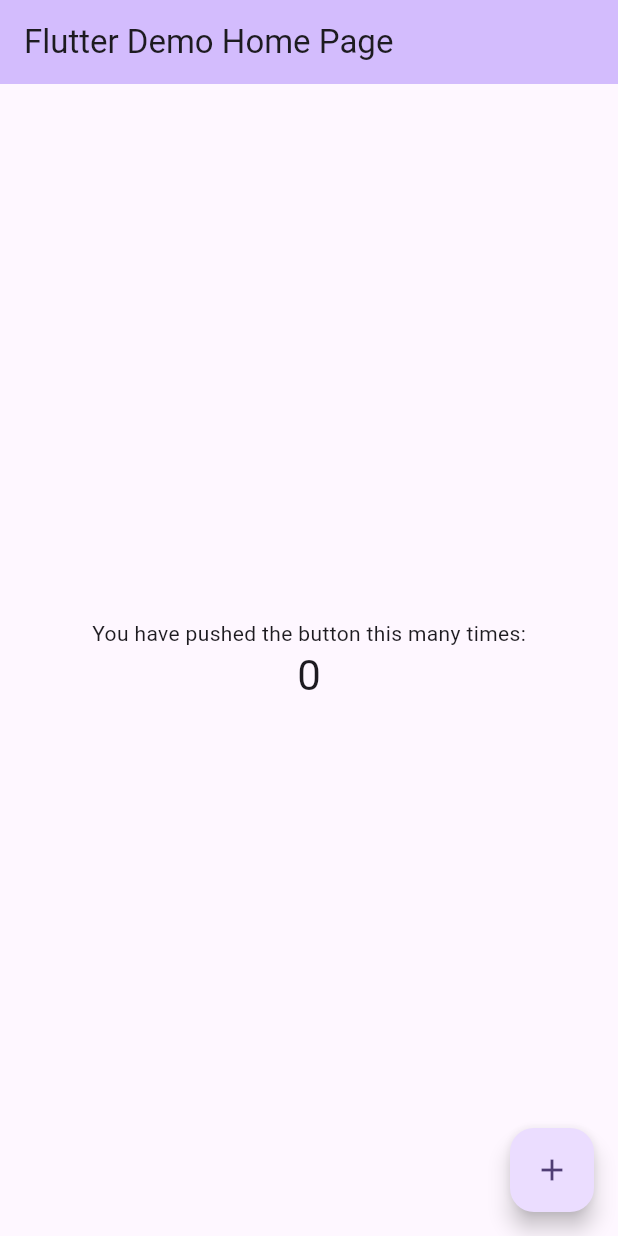
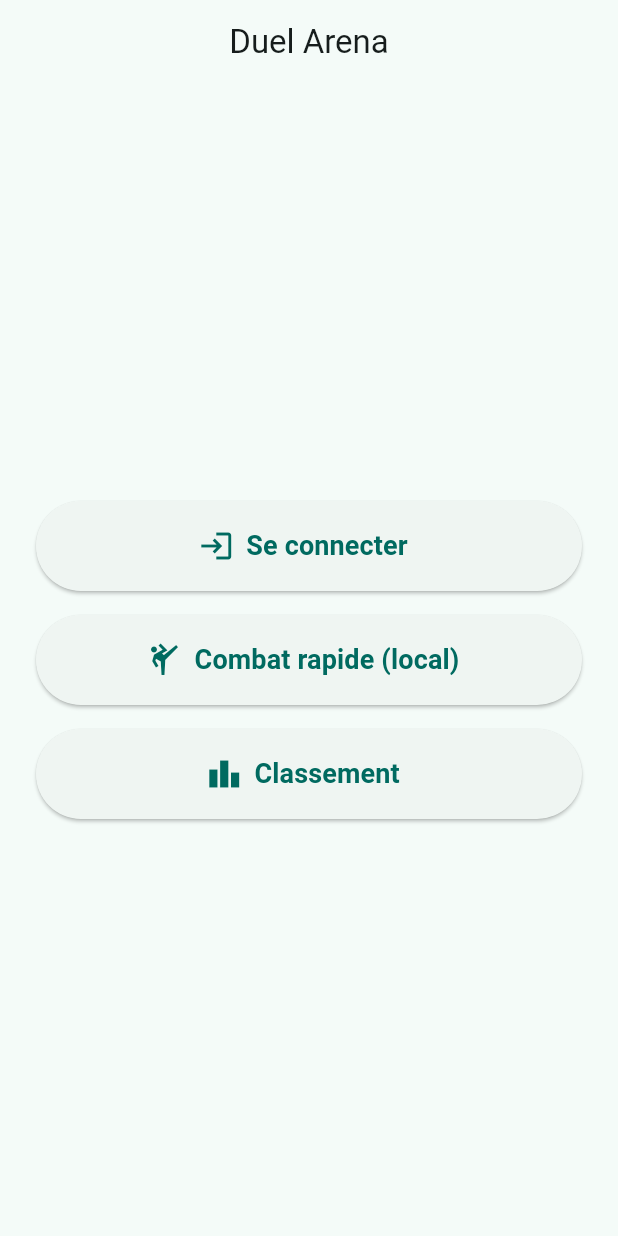
Before and after one commit to tikev1566/projet_cell_k_a, a Flutter app: the screen it shows after launch, on a phone screen of 412 x 824 dp. Run offline on Flutter 3.47's test engine with Material 3 defaults, Android fonts, the phone set to English and light mode, and no system bars.

Commit message:
Add initial Duel Arena home screen

```diff
--- a/lib/main.dart
+++ b/lib/main.dart
@@ -1,122 +1,22 @@
 import 'package:flutter/material.dart';
+import 'screens/home_screen.dart';
 
 void main() {
-  runApp(const MyApp());
+  runApp(const DuelArenaApp());
 }
 
-class MyApp extends StatelessWidget {
-  const MyApp({super.key});
+class DuelArenaApp extends StatelessWidget {
+  const DuelArenaApp({super.key});
 
-  // This widget is the root of your application.
   @override
   Widget build(BuildContext context) {
     return MaterialApp(
-      title: 'Flutter Demo',
+      title: 'Duel Arena',
       theme: ThemeData(
-        // This is the theme of your application.
-        //
-        // TRY THIS: Try running your application with "flutter run". You'll see
-        // the application has a purple toolbar. Then, without quitting the app,
-        // try changing the seedColor in the colorScheme below to Colors.green
-        // and then invoke "hot reload" (save your changes or press the "hot
-        // reload" button in a Flutter-supported IDE, or press "r" if you used
-        // the command line to start the app).
-        //
-        // Notice that the counter didn't reset back to zero; the application
-        // state is not lost during the reload. To reset the state, use hot
-        // restart instead.
-        //
-        // This works for code too, not just values: Most code changes can be
-        // tested with just a hot reload.
-        colorScheme: .fromSeed(seedColor: Colors.deepPurple),
+        colorScheme: ColorScheme.fromSeed(seedColor: Colors.teal),
+        useMaterial3: true,
       ),
-      home: const MyHomePage(title: 'Flutter Demo Home Page'),
+      home: const HomeScreen(),
     );
   }
 }
-
-class MyHomePage extends StatefulWidget {
-  const MyHomePage({super.key, required this.title});
-
-  // This widget is the home page of your application. It is stateful, meaning
-  // that it has a State object (defined below) that contains fields that affect
-  // how it looks.
-
-  // This class is the configuration for the state. It holds the values (in this
-  // case the title) provided by the parent (in this case the App widget) and
-  // used by the build method of the State. Fields in a Widget subclass are
-  // always marked "final".
-
-  final String title;
-
-  @override
-  State<MyHomePage> createState() => _MyHomePageState();
-}
-
-class _MyHomePageState extends State<MyHomePage> {
-  int _counter = 0;
-
-  void _incrementCounter() {
-    setState(() {
-      // This call to setState tells the Flutter framework that something has
-      // changed in this State, which causes it to rerun the build method below
-      // so that the display can reflect the updated values. If we changed
-      // _counter without calling setState(), then the build method would not be
-      // called again, and so nothing would appear to happen.
-      _counter++;
-    });
-  }
-
-  @override
-  Widget build(BuildContext context) {
-    // This method is rerun every time setState is called, for instance as done
-    // by the _incrementCounter method above.
-    //
-    // The Flutter framework has been optimized to make rerunning build methods
-    // fast, so that you can just rebuild anything that needs updating rather
-    // than having to individually change instances of widgets.
-    return Scaffold(
-      appBar: AppBar(
-        // TRY THIS: Try changing the color here to a specific color (to
-        // Colors.amber, perhaps?) and trigger a hot reload to see the AppBar
-        // change color while the other colors stay the same.
-        backgroundColor: Theme.of(context).colorScheme.inversePrimary,
-        // Here we take the value from the MyHomePage object that was created by
-        // the App.build method, and use it to set our appbar title.
-        title: Text(widget.title),
-      ),
-      body: Center(
-        // Center is a layout widget. It takes a single child and positions it
-        // in the middle of the parent.
-        child: Column(
-          // Column is also a layout widget. It takes a list of children and
-          // arranges them vertically. By default, it sizes itself to fit its
-          // children horizontally, and tries to be as tall as its parent.
-          //
-          // Column has various properties to control how it sizes itself and
-          // how it positions its children. Here we use mainAxisAlignment to
-          // center the children vertically; the main axis here is the vertical
-          // axis because Columns are vertical (the cross axis would be
-          // horizontal).
-          //
-          // TRY THIS: Invoke "debug painting" (choose the "Toggle Debug Paint"
-          // action in the IDE, or press "p" in the console), to see the
-          // wireframe for each widget.
-          mainAxisAlignment: .center,
-          children: [
-            const Text('You have pushed the button this many times:'),
-            Text(
-              '$_counter',
-              style: Theme.of(context).textTheme.headlineMedium,
-            ),
-          ],
-        ),
-      ),
-      floatingActionButton: FloatingActionButton(
-        onPressed: _incrementCounter,
-        tooltip: 'Increment',
-        child: const Icon(Icons.add),
-      ),
-    );
-  }
-}
--- /dev/null
+++ b/lib/screens/home_screen.dart
@@ -0,0 +1,71 @@
+import 'package:flutter/material.dart';
+
+class HomeScreen extends StatelessWidget {
+  const HomeScreen({super.key});
+
+  void _showNotImplemented(BuildContext context, String featureName) {
+    // TODO: Implement real navigation and features in future steps.
+    ScaffoldMessenger.of(context).showSnackBar(
+      SnackBar(
+        content: Text('$featureName n\'est pas encore disponible (étape 1).'),
+        duration: const Duration(seconds: 2),
+      ),
+    );
+  }
+
+  @override
+  Widget build(BuildContext context) {
+    return Scaffold(
+      appBar: AppBar(
+        title: const Text('Duel Arena'),
+        centerTitle: true,
+      ),
+      body: Center(
+        child: Padding(
+          padding: const EdgeInsets.all(24.0),
+          child: Column(
+            mainAxisSize: MainAxisSize.min,
+            crossAxisAlignment: CrossAxisAlignment.stretch,
+            children: [
+              _buildMenuButton(
+                context: context,
+                label: 'Se connecter',
+                icon: Icons.login,
+              ),
+              const SizedBox(height: 16),
+              _buildMenuButton(
+                context: context,
+                label: 'Combat rapide (local)',
+                icon: Icons.sports_martial_arts,
+              ),
+              const SizedBox(height: 16),
+              _buildMenuButton(
+                context: context,
+                label: 'Classement',
+                icon: Icons.leaderboard,
+              ),
+            ],
+          ),
+        ),
+      ),
+    );
+  }
+
+  Widget _buildMenuButton({
+    required BuildContext context,
+    required String label,
+    required IconData icon,
+  }) {
+    return SizedBox(
+      height: 60,
+      child: ElevatedButton.icon(
+        icon: Icon(icon, size: 24),
+        label: Text(
+          label,
+          style: const TextStyle(fontSize: 18, fontWeight: FontWeight.w600),
+        ),
+        onPressed: () => _showNotImplemented(context, label),
+      ),
+    );
+  }
+}
```
